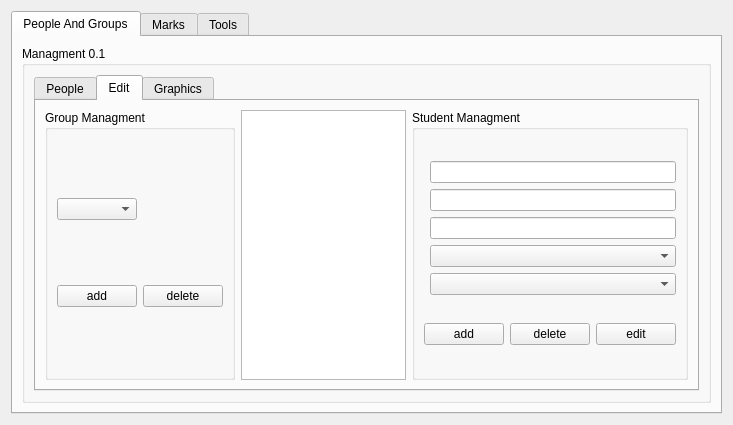
The window that mainapplication.ui (Sarpowski/DataBaseCourseWork) describes before a commit, drawn with Qt 5.
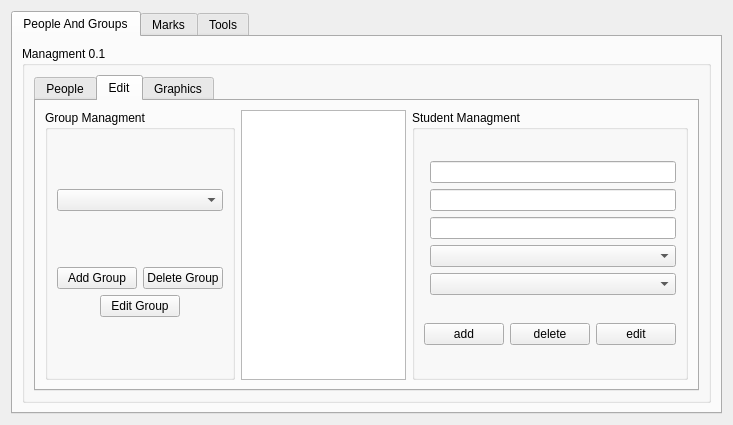
The same window after the commit.

The edit to the form file:
```diff
--- a/mainapplication.ui
+++ b/mainapplication.ui
@@ -135,22 +135,67 @@
                  <string>Group Managment</string>
                 </property>
                 <layout class="QGridLayout" name="gridLayout_3">
+                 <item row="0" column="0">
+                  <widget class="QComboBox" name="comboBox"/>
+                 </item>
                  <item row="1" column="0">
+                  <layout class="QVBoxLayout" name="verticalLayout_7">
+                   <item>
+                    <layout class="QHBoxLayout" name="horizontalLayout_5">
+                     <item>
                   <widget class="QPushButton" name="pushButton_AddGroup">
                    <property name="text">
-                    <string>add</string>
+                        <string>Add Group</string>
                    </property>
                   </widget>
                  </item>
-                 <item row="1" column="1">
+                     <item>
                   <widget class="QPushButton" name="pushButton_DeleteGroup">
                    <property name="text">
-                    <string>delete</string>
+                        <string>Delete Group</string>
                    </property>
                   </widget>
                  </item>
-                 <item row="0" column="0">
-                  <widget class="QComboBox" name="comboBox"/>
+                    </layout>
+                   </item>
+                   <item>
+                    <layout class="QHBoxLayout" name="horizontalLayout_6">
+                     <item>
+                      <spacer name="horizontalSpacer">
+                       <property name="orientation">
+                        <enum>Qt::Orientation::Horizontal</enum>
+                       </property>
+                       <property name="sizeHint" stdset="0">
+                        <size>
+                         <width>40</width>
+                         <height>20</height>
+                        </size>
+                       </property>
+                      </spacer>
+                     </item>
+                     <item>
+                      <widget class="QPushButton" name="pushButton">
+                       <property name="text">
+                        <string>Edit Group</string>
+                       </property>
+                      </widget>
+                     </item>
+                     <item>
+                      <spacer name="horizontalSpacer_3">
+                       <property name="orientation">
+                        <enum>Qt::Orientation::Horizontal</enum>
+                       </property>
+                       <property name="sizeHint" stdset="0">
+                        <size>
+                         <width>40</width>
+                         <height>20</height>
+                        </size>
+                       </property>
+                      </spacer>
+                     </item>
+                    </layout>
+                   </item>
+                  </layout>
                  </item>
                 </layout>
                </widget>
```
Lines whose indentation alone changed are shown as unchanged.
